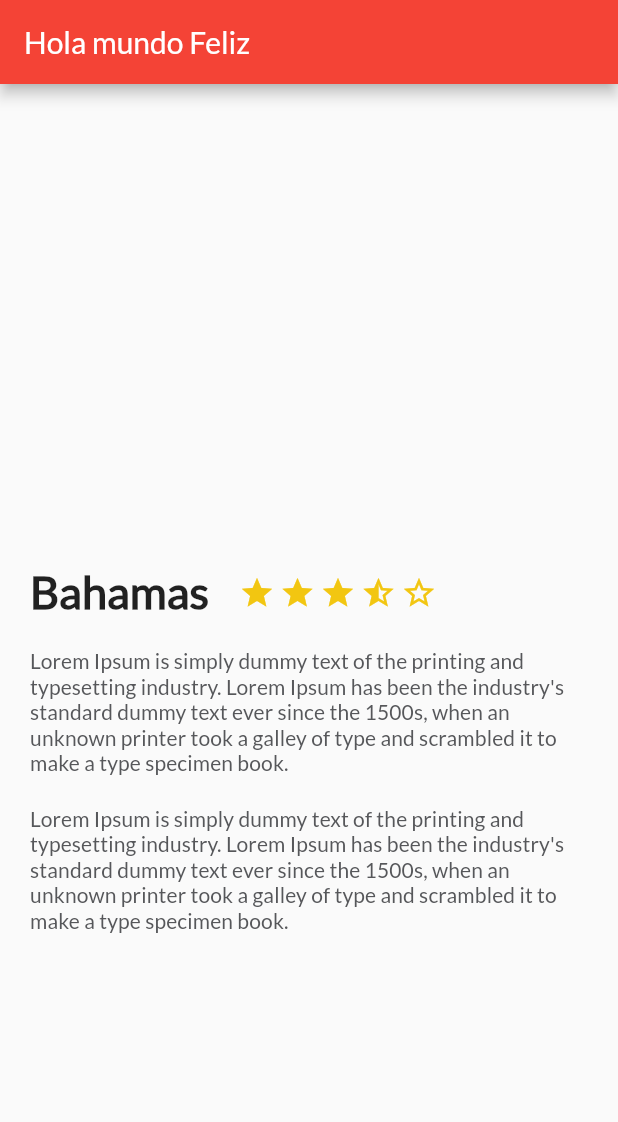
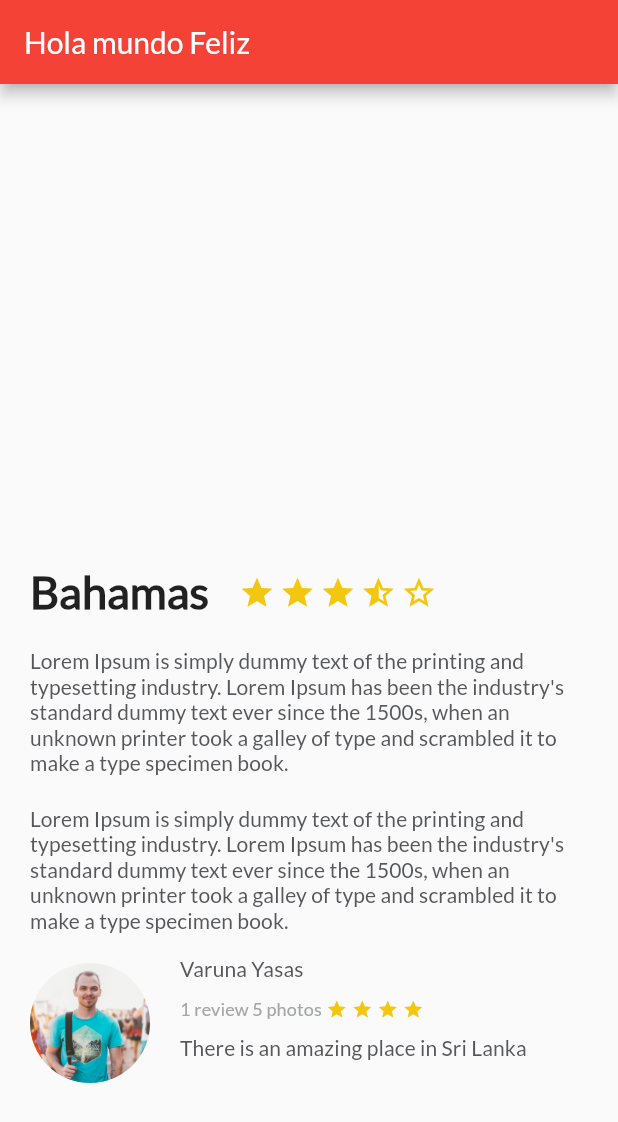
Before and after one commit to efrencodes/favorite-places-flutter, a Flutter app: the screen it shows after launch, on a phone screen of 412 x 824 dp. Shown: the top 1122 px of the screen. Run offline on Flutter 3.47's test engine with Material 2 defaults, Android fonts, the phone set to English and light mode, and no system bars.

Commit message:
FEAT Add review_list widget

```diff
--- a/lib/main.dart
+++ b/lib/main.dart
@@ -1,5 +1,6 @@
 import 'package:flutter/material.dart';
 import 'description_place.dart';
+import 'review_list.dart';
 
 void main() => runApp(const MyApp());
 
@@ -17,7 +18,12 @@ class MyApp extends StatelessWidget {
       theme: ThemeData(primarySwatch: Colors.red, fontFamily: 'Lato'),
       home: Scaffold(
           appBar: AppBar(title: const Text('Hola mundo Feliz')),
-          body: DescriptionPlace('Bahamas', 2, descriptionDummy)),
+          body: Column(
+            children: [
+              DescriptionPlace('Bahamas', 2, descriptionDummy),
+              ReviewList()
+            ],
+          )),
     );
   }
 }
--- /dev/null
+++ b/lib/review.dart
@@ -0,0 +1,65 @@
+import 'package:flutter/material.dart';
+
+class Review extends StatelessWidget {
+  String imagePath;
+  String name;
+  String details;
+  String comment;
+
+  Review(this.imagePath, this.name, this.details, this.comment);
+
+  @override
+  Widget build(BuildContext context) {
+    final star = Container(
+        margin: const EdgeInsets.only(top: 12.0, left: 3.0),
+        child: const Icon(Icons.star, size: 14.0, color: Color(0xFFf2C611)));
+    final userComment = Container(
+      margin: const EdgeInsets.only(top: 10.0, left: 20.0),
+      child: new Text(comment,
+          style: const TextStyle(
+              fontSize: 14.0,
+              letterSpacing: 0.1,
+              fontWeight: FontWeight.w500,
+              color: Color(0xFF56575a))),
+    );
+    final userInfo = Container(
+      margin: const EdgeInsets.only(top: 10.0, left: 20.0),
+      child: new Text(details,
+          style: const TextStyle(
+              fontSize: 12.0,
+              letterSpacing: 0.1,
+              fontWeight: FontWeight.w500,
+              color: Color(0xFFa3a5a7))),
+    );
+
+    final userName = Container(
+      margin: const EdgeInsets.only(left: 20.0),
+      child: new Text(name,
+          style: const TextStyle(
+              fontSize: 14.0,
+              letterSpacing: 0.1,
+              fontWeight: FontWeight.w500,
+              color: Color(0xFF56575a))),
+    );
+    final userDetail = Column(
+      crossAxisAlignment: CrossAxisAlignment.start,
+      children: [
+        userName,
+        Row(children: [userInfo, star, star, star, star]),
+        userComment
+      ],
+    );
+    final photo = Container(
+        margin: EdgeInsets.only(top: 20.0, left: 20.0),
+        width: 80.0,
+        height: 80.0,
+        decoration: BoxDecoration(
+            shape: BoxShape.circle,
+            image: DecorationImage(
+                fit: BoxFit.cover, image: AssetImage(imagePath))));
+
+    return Row(
+      children: [photo, userDetail],
+    );
+  }
+}
--- /dev/null
+++ b/lib/review_list.dart
@@ -0,0 +1,17 @@
+import 'package:flutter/material.dart';
+import 'review.dart';
+
+String imagePath = 'assets/people.jpg';
+
+class ReviewList extends StatelessWidget {
+  @override
+  Widget build(BuildContext context) {
+    return Column(
+      crossAxisAlignment: CrossAxisAlignment.start,
+      children: [
+        Review(imagePath, 'Varuna Yasas', '1 review 5 photos',
+            'There is an amazing place in Sri Lanka')
+      ],
+    );
+  }
+}
--- a/pubspec.yaml
+++ b/pubspec.yaml
@@ -89,3 +89,5 @@ flutter:
     - family: Lato
       fonts:
         - asset: fonts/Lato-Regular.ttf
+  assets:
+    - assets/people.jpg
```
Also changed, not shown: assets/people.jpg (added).
